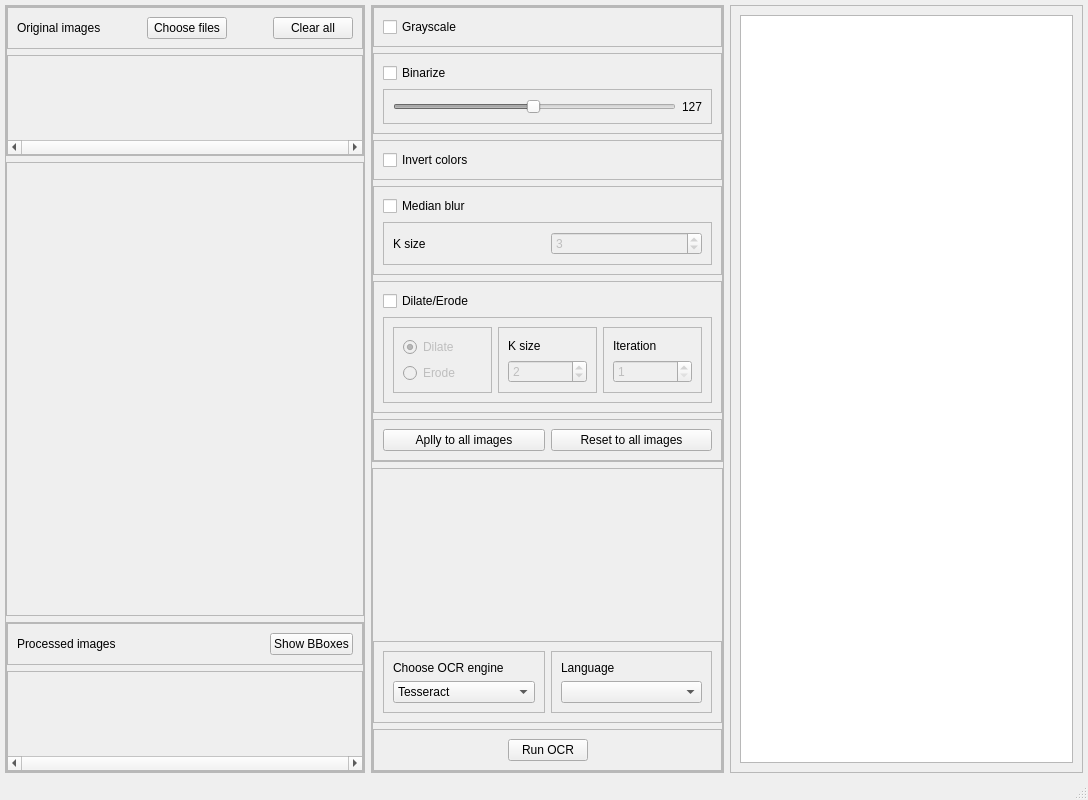
irakliskhirtladze/OCR_viewer, file src/ui/generated/mainwindow.ui: the form before one commit.
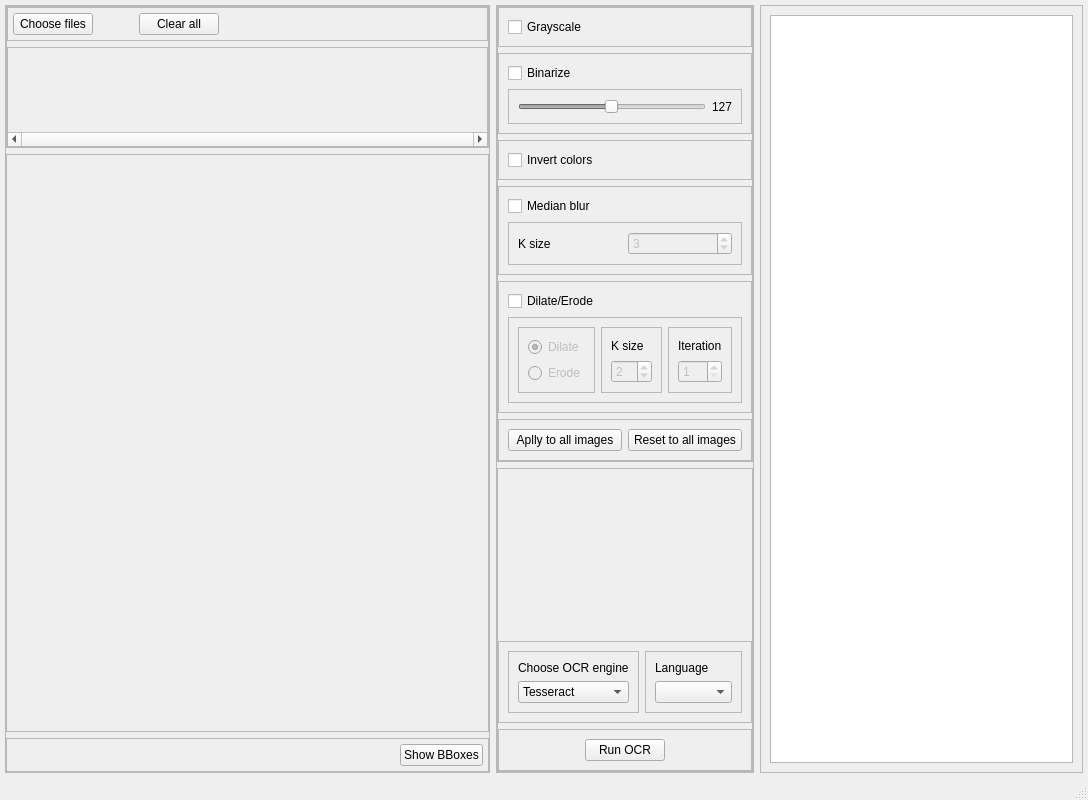
The form after the commit. Custom widgets are drawn as their Qt base class.

Commit message: replaced default image format to opencv in store. few more optimizations.

```diff
--- a/src/ui/generated/mainwindow.ui
+++ b/src/ui/generated/mainwindow.ui
@@ -14,7 +14,7 @@
    <string>MainWindow</string>
   </property>
   <widget class="QWidget" name="centralwidget">
-   <layout class="QHBoxLayout" name="horizontalLayout" stretch="0,0,0">
+   <layout class="QHBoxLayout" name="horizontalLayout" stretch="3,1,2">
     <property name="leftMargin">
      <number>5</number>
     </property>
@@ -84,26 +84,18 @@
              <enum>QFrame::Shadow::Raised</enum>
             </property>
             <layout class="QHBoxLayout" name="horizontalLayout_3">
-             <item>
-              <widget class="QLabel" name="label_3">
-               <property name="text">
-                <string>Original images</string>
-               </property>
-              </widget>
-             </item>
-             <item>
-              <spacer name="horizontalSpacer">
-               <property name="orientation">
-                <enum>Qt::Orientation::Horizontal</enum>
-               </property>
-               <property name="sizeHint" stdset="0">
-                <size>
-                 <width>40</width>
-                 <height>20</height>
-                </size>
-               </property>
-              </spacer>
-             </item>
+             <property name="leftMargin">
+              <number>5</number>
+             </property>
+             <property name="topMargin">
+              <number>5</number>
+             </property>
+             <property name="rightMargin">
+              <number>5</number>
+             </property>
+             <property name="bottomMargin">
+              <number>5</number>
+             </property>
              <item>
               <widget class="QPushButton" name="choose_files_btn">
                <property name="cursor">
@@ -140,6 +132,19 @@
                </property>
               </widget>
              </item>
+             <item>
+              <spacer name="horizontalSpacer">
+               <property name="orientation">
+                <enum>Qt::Orientation::Horizontal</enum>
+               </property>
+               <property name="sizeHint" stdset="0">
+                <size>
+                 <width>40</width>
+                 <height>20</height>
+                </size>
+               </property>
+              </spacer>
+             </item>
             </layout>
            </widget>
           </item>
@@ -171,7 +176,7 @@
               <rect>
                <x>0</x>
                <y>0</y>
-               <width>367</width>
+               <width>432</width>
                <height>84</height>
               </rect>
              </property>
@@ -199,35 +204,19 @@
          <property name="frameShadow">
           <enum>QFrame::Shadow::Raised</enum>
          </property>
-         <layout class="QVBoxLayout" name="verticalLayout_11">
+         <layout class="QHBoxLayout" name="horizontalLayout_2">
           <property name="leftMargin">
-           <number>0</number>
+           <number>5</number>
           </property>
           <property name="topMargin">
-           <number>0</number>
+           <number>5</number>
           </property>
           <property name="rightMargin">
-           <number>0</number>
+           <number>5</number>
           </property>
           <property name="bottomMargin">
-           <number>0</number>
+           <number>5</number>
           </property>
-          <item>
-           <widget class="QFrame" name="frame_8">
-            <property name="frameShape">
-             <enum>QFrame::Shape::StyledPanel</enum>
-            </property>
-            <property name="frameShadow">
-             <enum>QFrame::Shadow::Raised</enum>
-            </property>
-            <layout class="QHBoxLayout" name="horizontalLayout_9">
-             <item>
-              <widget class="QLabel" name="label_4">
-               <property name="text">
-                <string>Processed images</string>
-               </property>
-              </widget>
-             </item>
              <item>
               <spacer name="horizontalSpacer_3">
                <property name="orientation">
@@ -249,44 +238,6 @@
                <property name="text">
                 <string>Show BBoxes</string>
                </property>
-              </widget>
-             </item>
-            </layout>
-           </widget>
-          </item>
-          <item>
-           <widget class="HorizontalThumbnailScrollArea" name="edited_thumb_scroll_area">
-            <property name="minimumSize">
-             <size>
-              <width>0</width>
-              <height>100</height>
-             </size>
-            </property>
-            <property name="maximumSize">
-             <size>
-              <width>16777215</width>
-              <height>100</height>
-             </size>
-            </property>
-            <property name="verticalScrollBarPolicy">
-             <enum>Qt::ScrollBarPolicy::ScrollBarAlwaysOff</enum>
-            </property>
-            <property name="horizontalScrollBarPolicy">
-             <enum>Qt::ScrollBarPolicy::ScrollBarAlwaysOn</enum>
-            </property>
-            <property name="widgetResizable">
-             <bool>true</bool>
-            </property>
-            <widget class="QWidget" name="edited_thumb_scroll_widget">
-             <property name="geometry">
-              <rect>
-               <x>0</x>
-               <y>0</y>
-               <width>367</width>
-               <height>84</height>
-              </rect>
-             </property>
-            </widget>
            </widget>
           </item>
          </layout>
```
Lines whose indentation alone changed are shown as unchanged. The commit also changes 5 other files.
